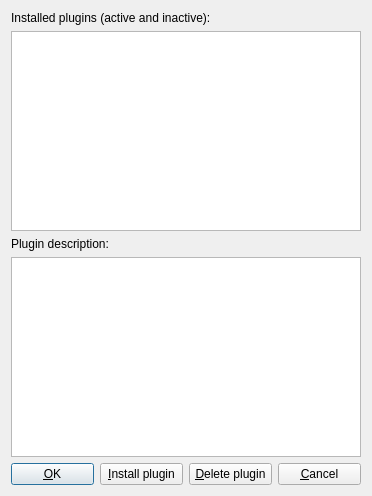
Above: mnemosyne/mnemosyne/pyqt_ui/manage_plugins_dlg.ui from mnemosyne-proj/mnemosyne before the change. Below: the same form after it.
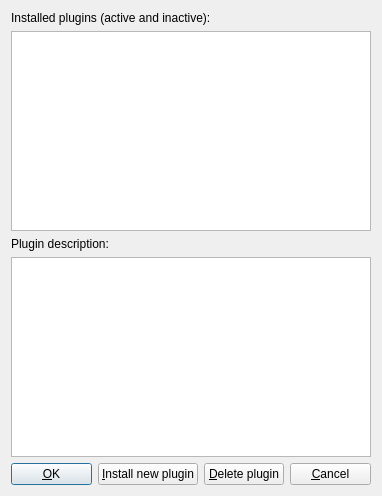
That is the form after the change.

Diff of the .ui file:
```diff
--- a/mnemosyne/mnemosyne/pyqt_ui/manage_plugins_dlg.ui
+++ b/mnemosyne/mnemosyne/pyqt_ui/manage_plugins_dlg.ui
@@ -6,7 +6,7 @@
    <rect>
     <x>0</x>
     <y>0</y>
-    <width>360</width>
+    <width>382</width>
     <height>488</height>
    </rect>
   </property>
@@ -68,7 +68,7 @@
        <item>
         <widget class="QPushButton" name="install_button">
          <property name="text">
-          <string>&amp;Install plugin</string>
+          <string>&amp;Install new plugin</string>
          </property>
         </widget>
        </item>
```
